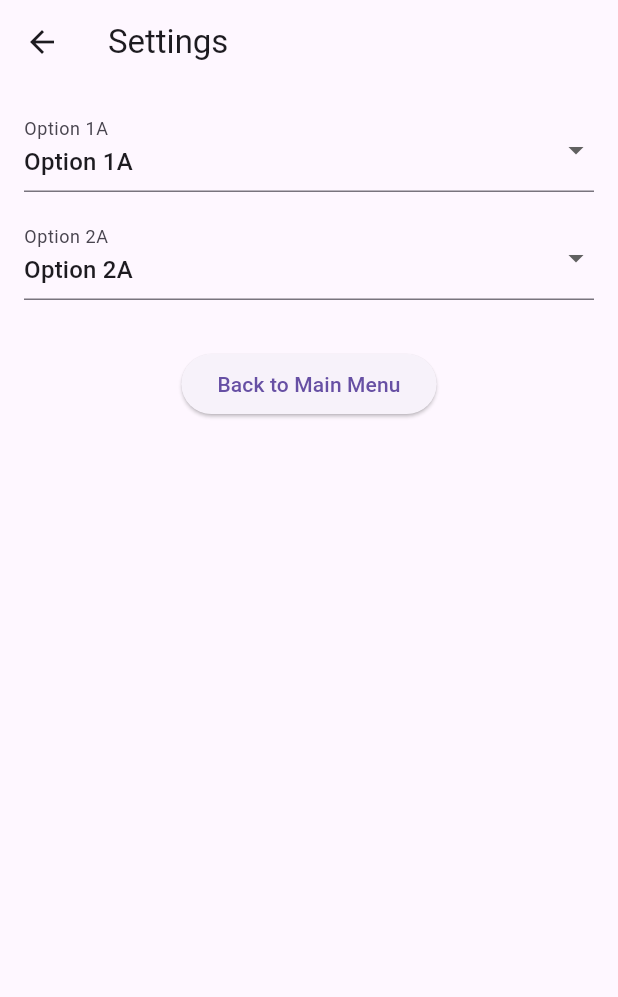
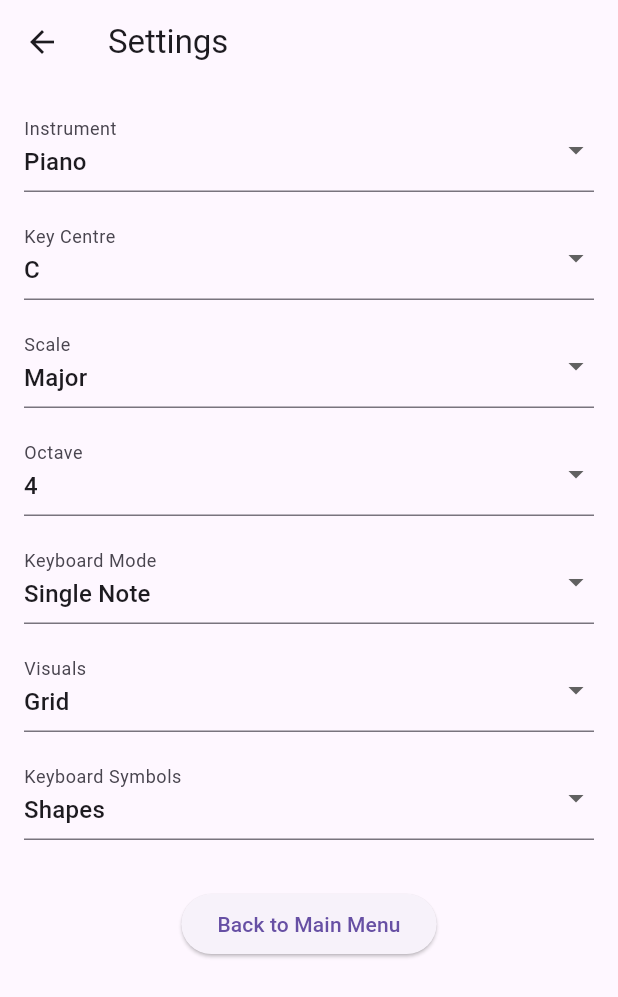
Before and after one commit to Adaptive-Music/guitar-app, a Flutter app: the SettingsPage screen opened directly, on a phone screen of 412 x 824 dp. Shown: the top 997 px of the screen. Run offline on Flutter 3.47's test engine with Material 3 defaults, Android fonts, the phone set to English and light mode, and no system bars; missing offline and left inert: flutter_midi_pro.

Commit message:
merged settings update

```diff
--- a/lib/main.dart
+++ b/lib/main.dart
@@ -97,12 +97,12 @@ class _HomeScreenState extends State<HomeScreen> {
           title: Text('Full Screen 2 Rows of 7 Buttons'),
           actions: <Widget>[
             IconButton(
-              icon: const Icon(Icons.shopping_cart),
+              icon: const Icon(Icons.settings),
               tooltip: 'Go to Settings',
               onPressed: () {
                 Navigator.push(
                   context,
-                 MaterialPageRoute(builder: (context) => SettingsPage(option1: 'Option 1A', option2: 'Option 2A',)),
+                 MaterialPageRoute(builder: (context) => SettingsPage(option1: 'Piano', option2: 'C',)),
               );
               },
             ),
--- a/lib/page/settings_page.dart
+++ b/lib/page/settings_page.dart
@@ -1,5 +1,5 @@
 import 'package:flutter/material.dart';
-
+import 'package:flutter_application_1/special/enums.dart';
 
 class SettingsPage extends StatefulWidget {
 
@@ -15,6 +15,9 @@ class SettingsPage extends StatefulWidget {
 class _SettingsPageState extends State<SettingsPage> {
   late String option1temp = widget.option1;
   late String option2temp = widget.option2;
+  late Scale selectedScale = Scale.major;
+  late String selectedOctave = '4';
+  late String selectedMode = 'Single Note';
 
   @override
 
@@ -28,9 +31,9 @@ class _SettingsPageState extends State<SettingsPage> {
         child: Column(
           children: [
             DropdownButtonFormField<String>(
-              decoration: InputDecoration(labelText: option1temp),
+              decoration: InputDecoration(labelText: 'Instrument'),
               value: option1temp,
-              items: ['Option 1A', 'Option 1B', 'Option 1C']
+              items: ['Piano', 'Violin', 'Synthesiser', 'Guitar', 'Drums']
                   .map((value) => DropdownMenuItem(
                         value: value,
                         child: Text(value),
@@ -44,9 +47,9 @@ class _SettingsPageState extends State<SettingsPage> {
             ),
             SizedBox(height: 16),
             DropdownButtonFormField<String>(
-              decoration: InputDecoration(labelText: option2temp),
-              value: option2temp,
-              items: ['Option 2A', 'Option 2B', 'Option 2C']
+              decoration: InputDecoration(labelText: 'Key Centre'),
+              value: 'C',
+              items: ['C', 'C#', 'D', 'D#', 'E', 'F', 'F#', 'G', 'G#', 'A', 'A#', 'B']
                   .map((value) => DropdownMenuItem(
                         value: value,
                         child: Text(value),
@@ -56,6 +59,82 @@ class _SettingsPageState extends State<SettingsPage> {
                 setState(() {
                   option2temp = newValue!;
                 });
+              },
+            ),
+            SizedBox(height: 16),
+            DropdownButtonFormField<Scale>(
+              decoration: InputDecoration(labelText: 'Scale'),
+              value: selectedScale,
+              items: Scale.values
+                  .map((scale) => DropdownMenuItem(
+                        value: scale,
+                        child: Text(scale.name),
+                      ))
+                  .toList(),
+              onChanged: (newValue) {
+                setState(() {
+                  selectedScale = newValue!;
+                });
+              },
+            ),
+            SizedBox(height: 16),
+            DropdownButtonFormField<String>(
+              decoration: InputDecoration(labelText: 'Octave'),
+              value: selectedOctave,
+              items: ['2', '3', '4', '5', '6', '7']
+                  .map((value) => DropdownMenuItem(
+                        value: value,
+                        child: Text(value),
+                      ))
+                  .toList(),
+              onChanged: (newValue) {
+                setState(() {
+                  selectedOctave = newValue!;
+                });
+              },
+            ),
+            SizedBox(height: 16),
+            DropdownButtonFormField<String>(
+              decoration: InputDecoration(labelText: 'Keyboard Mode'),
+              value: selectedMode,
+              items: ['Single Note', 'Triad Chord', 'Power Chord',]
+                  .map((value) => DropdownMenuItem(
+                        value: value,
+                        child: Text(value),
+                      ))
+                  .toList(),
+              onChanged: (newValue) {
+                setState(() {
+                  selectedMode = newValue!;
+                });
+              },
+            ),
+            SizedBox(height: 16),
+            DropdownButtonFormField<String>(
+              decoration: InputDecoration(labelText: 'Visuals'),
+              value: 'Grid',
+              items: ['Grid', 'Custom']
+                  .map((value) => DropdownMenuItem(
+                        value: value,
+                        child: Text(value),
+                      ))
+                  .toList(),
+              onChanged: (newValue) {
+                setState(() {});
+              },
+            ),
+            SizedBox(height: 16),
+            DropdownButtonFormField<String>(
+              decoration: InputDecoration(labelText: 'Keyboard Symbols'),
+              value: 'Shapes',
+              items: ['Shapes', 'Letters', 'Numbers', 'None']
+                  .map((value) => DropdownMenuItem(
+                        value: value,
+                        child: Text(value),
+                      ))
+                  .toList(),
+              onChanged: (newValue) {
+                setState(() {});
               },
             ),
             SizedBox(height: 32),
```
